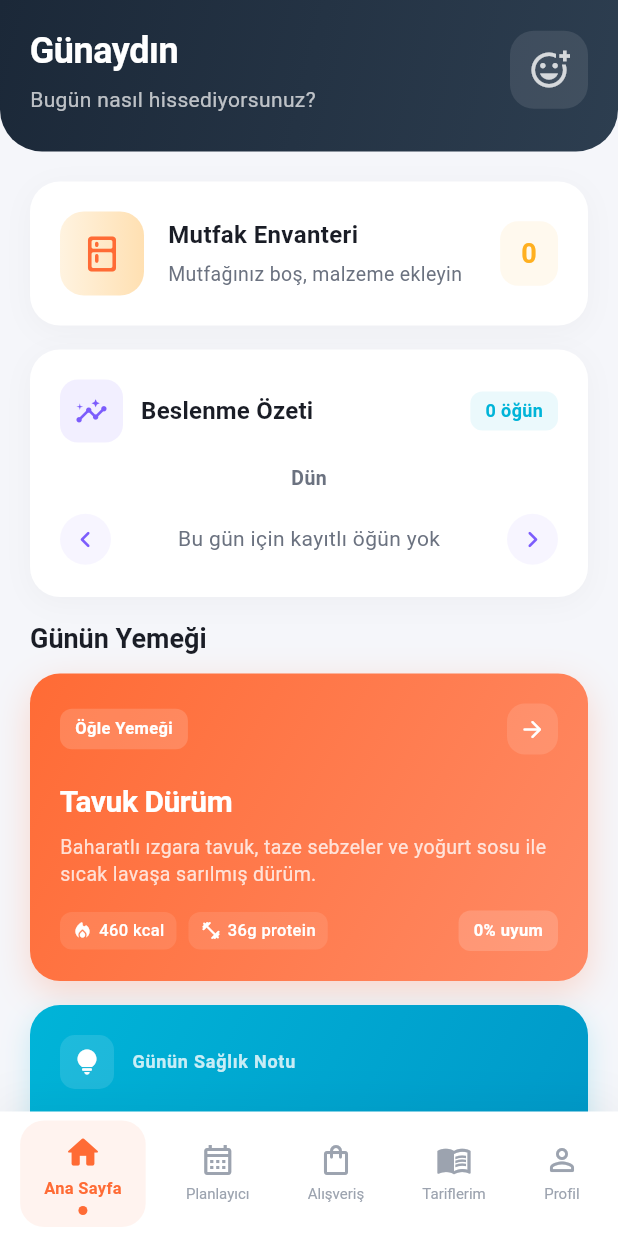
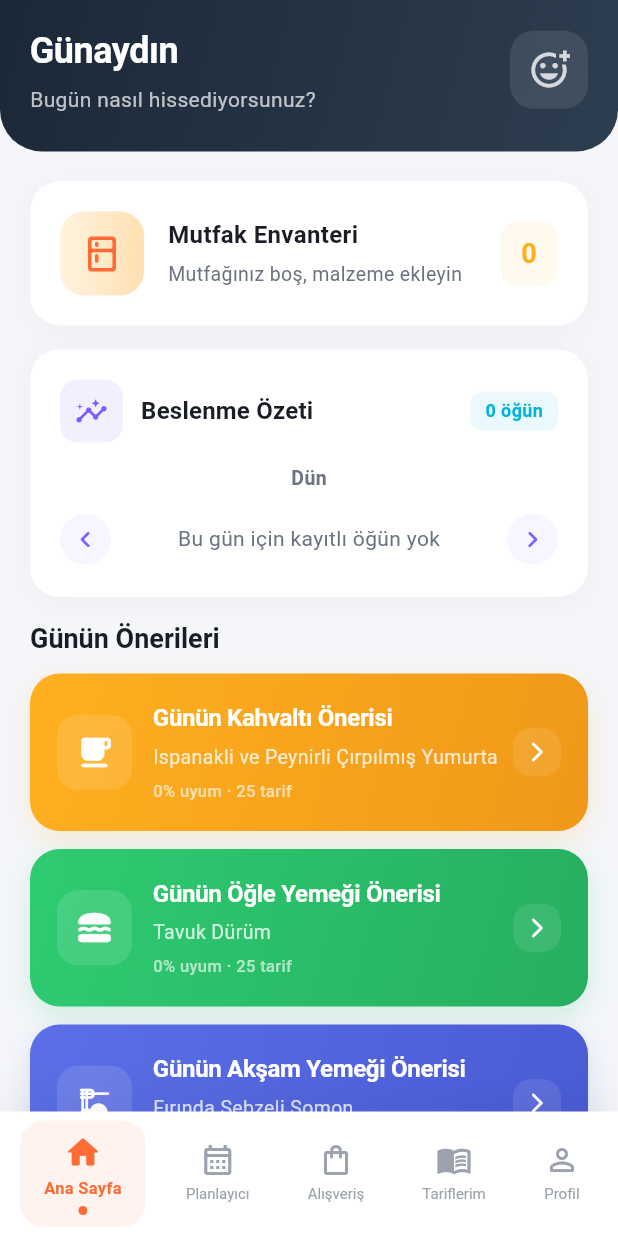
Before and after one commit to turantopcuoglu/newapp, a Flutter app: the MainShell screen opened directly, on a phone screen of 412 x 824 dp. Run offline on Flutter 3.47's test engine with Material 3 defaults, Android fonts, the phone set to English and light mode, and no system bars; our stand-ins replace flutter_riverpod, shared_preferences; accounts and stored records are empty.

Commit message:
feat: add per-meal-type recommendation cards with detail screens
Replace the single "Meal of the Day" card on the homepage with four
clickable meal type cards (breakfast, lunch, dinner, snack). Each card
shows the top recommended recipe and navigates to a dedicated detail
screen listing all matching recipes sorted by compatibility score
(highest to lowest). Includes Turkish/English translations for all
new strings.

https://claude.ai/code/session_015pQ8QZaR5GHG9HtMDmVVhW

```diff
--- a/lib/l10n/app_localizations.dart
+++ b/lib/l10n/app_localizations.dart
@@ -59,6 +59,11 @@ class AppLocalizations {
   String get homeYesterday => _t('homeYesterday');
   String get homeNoMealsForDay => _t('homeNoMealsForDay');
   String get homeMealOfDay => _t('homeMealOfDay');
+  String get homeMealBreakfastTitle => _t('homeMealBreakfastTitle');
+  String get homeMealLunchTitle => _t('homeMealLunchTitle');
+  String get homeMealDinnerTitle => _t('homeMealDinnerTitle');
+  String get homeMealSnackTitle => _t('homeMealSnackTitle');
+  String get homeMealRecipeCount => _t('homeMealRecipeCount');
   String get homeQuickActions => _t('homeQuickActions');
   String get homeFat => _t('homeFat');
 
--- a/lib/l10n/translations/en.dart
+++ b/lib/l10n/translations/en.dart
@@ -29,7 +29,12 @@ const Map<String, String> enTranslations = {
   'homeNoMealsYesterday': 'No meals logged yesterday',
   'homeYesterday': 'Yesterday',
   'homeNoMealsForDay': 'No meals logged for this day',
-  'homeMealOfDay': 'Meal of the Day',
+  'homeMealOfDay': 'Daily Recommendations',
+  'homeMealBreakfastTitle': 'Breakfast Recommendation',
+  'homeMealLunchTitle': 'Lunch Recommendation',
+  'homeMealDinnerTitle': 'Dinner Recommendation',
+  'homeMealSnackTitle': 'Snack Recommendation',
+  'homeMealRecipeCount': 'recipes',
   'homeQuickActions': 'Quick Actions',
   'homeFat': 'Fat',
 
--- a/lib/l10n/translations/tr.dart
+++ b/lib/l10n/translations/tr.dart
@@ -29,7 +29,12 @@ const Map<String, String> trTranslations = {
   'homeNoMealsYesterday': 'Dün kayıtlı öğün bulunamadı',
   'homeYesterday': 'Dün',
   'homeNoMealsForDay': 'Bu gün için kayıtlı öğün yok',
-  'homeMealOfDay': 'Günün Yemeği',
+  'homeMealOfDay': 'Günün Önerileri',
+  'homeMealBreakfastTitle': 'Günün Kahvaltı Önerisi',
+  'homeMealLunchTitle': 'Günün Öğle Yemeği Önerisi',
+  'homeMealDinnerTitle': 'Günün Akşam Yemeği Önerisi',
+  'homeMealSnackTitle': 'Günün Atıştırmalık Önerisi',
+  'homeMealRecipeCount': 'tarif',
   'homeQuickActions': 'Hızlı İşlemler',
   'homeFat': 'Yağ',
 
--- a/lib/screens/home/home_screen.dart
+++ b/lib/screens/home/home_screen.dart
@@ -10,7 +10,7 @@ import '../../providers/meal_plan_provider.dart';
 import '../../providers/profile_provider.dart';
 import '../../providers/recipe_provider.dart';
 import '../../services/recommendation_service.dart';
-import '../recipe_detail/recipe_detail_screen.dart';
+import 'meal_recommendations_screen.dart';
 import 'widgets/check_in_sheet.dart';
 
 class HomeScreen extends ConsumerWidget {
@@ -25,25 +25,22 @@ class HomeScreen extends ConsumerWidget {
     final inventoryCount = ref.watch(inventoryProvider).length;
     final theme = Theme.of(context);
 
-    // Meal of the day recommendation
+    // Meal recommendations grouped by meal type
     final recommendations = ref.watch(recommendationsProvider);
-    ScoredRecipe? mealOfTheDay;
+    final safeRecipes = ref.watch(safeScoredRecipesProvider);
+
+    // Build grouped recommendations: check-in based or fallback to safe recipes
+    final Map<MealType, List<ScoredRecipe>> groupedRecommendations;
     if (recommendations != null) {
+      groupedRecommendations = recommendations;
+    } else {
+      // Group safe recipes by meal type
+      final grouped = <MealType, List<ScoredRecipe>>{};
       for (final mealType in MealType.values) {
-        final list = recommendations[mealType];
-        if (list != null && list.isNotEmpty) {
-          mealOfTheDay = list.first;
-          break;
+        grouped[mealType] =
+            safeRecipes.where((s) => s.recipe.mealType == mealType).toList();
       }
-      }
-    }
-
-    // If no check-in based recommendation, get from safe recipes
-    if (mealOfTheDay == null) {
-      final safe = ref.watch(safeScoredRecipesProvider);
-      if (safe.isNotEmpty) {
-        mealOfTheDay = safe.first;
-      }
+      groupedRecommendations = grouped;
     }
 
     return Scaffold(
@@ -79,27 +76,35 @@ class HomeScreen extends ConsumerWidget {
                 _NutritionDayCard(l10n: l10n),
                 const SizedBox(height: 16),
 
-                // Meal of the Day
-                if (mealOfTheDay != null) ...[
+                // Meal Recommendations by type
                 Text(
                   l10n.homeMealOfDay,
                   style: theme.textTheme.titleLarge,
                 ),
                 const SizedBox(height: 12),
-                  _MealOfDayCard(
-                    scoredRecipe: mealOfTheDay,
+                ...MealType.values.map((mealType) {
+                  final recipes =
+                      groupedRecommendations[mealType] ?? [];
+                  final topRecipe =
+                      recipes.isNotEmpty ? recipes.first : null;
+                  return _MealTypeHeaderCard(
+                    mealType: mealType,
+                    topRecipe: topRecipe,
+                    recipeCount: recipes.length,
                     locale: locale,
                     l10n: l10n,
                     onTap: () => Navigator.push(
                       context,
                       MaterialPageRoute(
-                        builder: (_) =>
-                            RecipeDetailScreen(scoredRecipe: mealOfTheDay!),
+                        builder: (_) => MealRecommendationsScreen(
+                          mealType: mealType,
+                          recipes: recipes,
                         ),
                       ),
                     ),
+                  );
+                }),
                 const SizedBox(height: 16),
-                ],
 
                 // Daily Health Tip
                 _HealthTipCard(l10n: l10n, locale: locale),
@@ -751,16 +756,20 @@ class _MacroItem extends StatelessWidget {
   }
 }
 
-// ─── Meal of the Day Card ───────────────────────────────────────────────────
+// ─── Meal Type Header Card ──────────────────────────────────────────────────
 
-class _MealOfDayCard extends StatelessWidget {
-  final ScoredRecipe scoredRecipe;
+class _MealTypeHeaderCard extends StatelessWidget {
+  final MealType mealType;
+  final ScoredRecipe? topRecipe;
+  final int recipeCount;
   final String locale;
   final AppLocalizations l10n;
   final VoidCallback onTap;
 
-  const _MealOfDayCard({
-    required this.scoredRecipe,
+  const _MealTypeHeaderCard({
+    required this.mealType,
+    required this.topRecipe,
+    required this.recipeCount,
     required this.locale,
     required this.l10n,
     required this.onTap,
@@ -768,164 +777,177 @@ class _MealOfDayCard extends StatelessWidget {
 
   @override
   Widget build(BuildContext context) {
-    final recipe = scoredRecipe.recipe;
-    final macros = recipe.macros;
+    final color = _getMealColor();
+    final gradient = _getMealGradient();
 
-    return GestureDetector(
+    return Padding(
+      padding: const EdgeInsets.only(bottom: 12),
+      child: GestureDetector(
         onTap: onTap,
         child: Container(
           decoration: BoxDecoration(
-          gradient: AppTheme.accentGradient,
+            gradient: gradient,
             borderRadius: BorderRadius.circular(20),
             boxShadow: [
               BoxShadow(
-              color: AppTheme.accentOrange.withAlpha(60),
-              blurRadius: 20,
-              offset: const Offset(0, 8),
+                color: color.withAlpha(50),
+                blurRadius: 16,
+                offset: const Offset(0, 6),
               ),
             ],
           ),
           child: Padding(
-          padding: const EdgeInsets.all(20),
+            padding: const EdgeInsets.all(18),
+            child: Row(
+              children: [
+                Container(
+                  padding: const EdgeInsets.all(12),
+                  decoration: BoxDecoration(
+                    color: Colors.white.withAlpha(30),
+                    borderRadius: BorderRadius.circular(14),
+                  ),
+                  child: Icon(
+                    _getMealIcon(),
+                    color: Colors.white,
+                    size: 26,
+                  ),
+                ),
+                const SizedBox(width: 14),
+                Expanded(
                   child: Column(
                     crossAxisAlignment: CrossAxisAlignment.start,
                     children: [
-              Row(
-                children: [
-                  Container(
-                    padding:
-                        const EdgeInsets.symmetric(horizontal: 10, vertical: 5),
-                    decoration: BoxDecoration(
-                      color: Colors.white.withAlpha(40),
-                      borderRadius: BorderRadius.circular(8),
-                    ),
-                    child: Text(
-                      _mealTypeLabel(recipe.mealType),
+                      Text(
+                        _getMealTitle(),
                         style: const TextStyle(
                           color: Colors.white,
-                        fontSize: 11,
-                        fontWeight: FontWeight.w600,
+                          fontSize: 16,
+                          fontWeight: FontWeight.w700,
+                          letterSpacing: -0.2,
                         ),
                       ),
+                      const SizedBox(height: 4),
+                      if (topRecipe != null)
+                        Text(
+                          topRecipe!.recipe.localizedName(locale),
+                          maxLines: 1,
+                          overflow: TextOverflow.ellipsis,
+                          style: TextStyle(
+                            color: Colors.white.withAlpha(200),
+                            fontSize: 13,
                           ),
-                  const Spacer(),
+                        )
+                      else
+                        Text(
+                          l10n.recipeNoResults,
+                          maxLines: 1,
+                          overflow: TextOverflow.ellipsis,
+                          style: TextStyle(
+                            color: Colors.white.withAlpha(180),
+                            fontSize: 12,
+                          ),
+                        ),
+                      if (topRecipe != null) ...[
+                        const SizedBox(height: 4),
+                        Text(
+                          '${topRecipe!.compatibilityPercent}% ${l10n.recipeCompatibility} · $recipeCount ${l10n.homeMealRecipeCount}',
+                          style: TextStyle(
+                            color: Colors.white.withAlpha(160),
+                            fontSize: 11,
+                            fontWeight: FontWeight.w500,
+                          ),
+                        ),
+                      ],
+                    ],
+                  ),
+                ),
+                const SizedBox(width: 8),
                 Container(
                   padding: const EdgeInsets.all(8),
                   decoration: BoxDecoration(
-                      color: Colors.white.withAlpha(30),
+                    color: Colors.white.withAlpha(25),
                     borderRadius: BorderRadius.circular(12),
                   ),
                   child: const Icon(
-                      Icons.arrow_forward_rounded,
+                    Icons.arrow_forward_ios_rounded,
                     color: Colors.white,
-                      size: 18,
+                    size: 16,
                   ),
                 ),
               ],
             ),
-              const SizedBox(height: 16),
-              Text(
-                recipe.localizedName(locale),
-                style: const TextStyle(
-                  color: Colors.white,
-                  fontSize: 20,
-                  fontWeight: FontWeight.w700,
-                  letterSpacing: -0.3,
-                ),
-              ),
-              const SizedBox(height: 6),
-              Text(
-                recipe.localizedDescription(locale),
-                maxLines: 2,
-                overflow: TextOverflow.ellipsis,
-                style: TextStyle(
-                  color: Colors.white.withAlpha(200),
-                  fontSize: 13,
-                  height: 1.4,
-                ),
-              ),
-              const SizedBox(height: 16),
-              Row(
-                children: [
-                  _MealChip(
-                    icon: Icons.local_fire_department_rounded,
-                    label: '${macros.calories} kcal',
-                  ),
-                  const SizedBox(width: 8),
-                  _MealChip(
-                    icon: Icons.fitness_center_rounded,
-                    label: '${macros.proteinG}g ${l10n.recipeProtein.toLowerCase()}',
-                  ),
-                  const Spacer(),
-                  Container(
-                    padding:
-                        const EdgeInsets.symmetric(horizontal: 10, vertical: 5),
-                    decoration: BoxDecoration(
-                      color: Colors.white.withAlpha(40),
-                      borderRadius: BorderRadius.circular(8),
-                    ),
-                    child: Text(
-                      '${scoredRecipe.compatibilityPercent}% ${l10n.recipeCompatibility}',
-                      style: const TextStyle(
-                        color: Colors.white,
-                        fontSize: 11,
-                        fontWeight: FontWeight.w600,
-                      ),
-                    ),
-                  ),
-                ],
-              ),
-            ],
           ),
         ),
       ),
     );
   }
 
-  String _mealTypeLabel(MealType type) {
-    switch (type) {
+  String _getMealTitle() {
+    switch (mealType) {
       case MealType.breakfast:
-        return l10n.recipeBreakfast;
+        return l10n.homeMealBreakfastTitle;
       case MealType.lunch:
-        return l10n.recipeLunch;
+        return l10n.homeMealLunchTitle;
       case MealType.dinner:
-        return l10n.recipeDinner;
+        return l10n.homeMealDinnerTitle;
       case MealType.snack:
-        return l10n.recipeSnack;
-    }
+        return l10n.homeMealSnackTitle;
     }
   }
 
-class _MealChip extends StatelessWidget {
-  final IconData icon;
-  final String label;
+  Color _getMealColor() {
+    switch (mealType) {
+      case MealType.breakfast:
+        return AppTheme.breakfastColor;
+      case MealType.lunch:
+        return AppTheme.lunchColor;
+      case MealType.dinner:
+        return AppTheme.dinnerColor;
+      case MealType.snack:
+        return AppTheme.snackColor;
+    }
+  }
 
-  const _MealChip({required this.icon, required this.label});
+  LinearGradient _getMealGradient() {
+    switch (mealType) {
+      case MealType.breakfast:
+        return const LinearGradient(
+          begin: Alignment.topLeft,
+          end: Alignment.bottomRight,
+          colors: [Color(0xFFFFB020), Color(0xFFF09819)],
+        );
+      case MealType.lunch:
+        return const LinearGradient(
+          begin: Alignment.topLeft,
+          end: Alignment.bottomRight,
+          colors: [Color(0xFF2ECC71), Color(0xFF27AE60)],
+        );
+      case MealType.dinner:
+        return const LinearGradient(
+          begin: Alignment.topLeft,
+          end: Alignment.bottomRight,
+          colors: [Color(0xFF5B6FE6), Color(0xFF4A5BD4)],
+        );
+      case MealType.snack:
+        return const LinearGradient(
+          begin: Alignment.topLeft,
+          end: Alignment.bottomRight,
+          colors: [Color(0xFFE84393), Color(0xFFD63384)],
+        );
+    }
+  }
 
-  @override
-  Widget build(BuildContext context) {
-    return Container(
-      padding: const EdgeInsets.symmetric(horizontal: 8, vertical: 4),
-      decoration: BoxDecoration(
-        color: Colors.white.withAlpha(25),
-        borderRadius: BorderRadius.circular(8),
-      ),
-      child: Row(
-        mainAxisSize: MainAxisSize.min,
-        children: [
-          Icon(icon, color: Colors.white, size: 14),
-          const SizedBox(width: 4),
-          Text(
-            label,
-            style: const TextStyle(
-              color: Colors.white,
-              fontSize: 11,
-              fontWeight: FontWeight.w500,
-            ),
-          ),
-        ],
-      ),
-    );
+  IconData _getMealIcon() {
+    switch (mealType) {
+      case MealType.breakfast:
+        return Icons.free_breakfast_rounded;
+      case MealType.lunch:
+        return Icons.lunch_dining_rounded;
+      case MealType.dinner:
+        return Icons.dinner_dining_rounded;
+      case MealType.snack:
+        return Icons.cookie_rounded;
+    }
   }
 }
 
```
Also changed, not shown: lib/screens/home/meal_recommendations_screen.dart (added, +327 -0 lines). Lines whose indentation alone changed are shown as unchanged.
